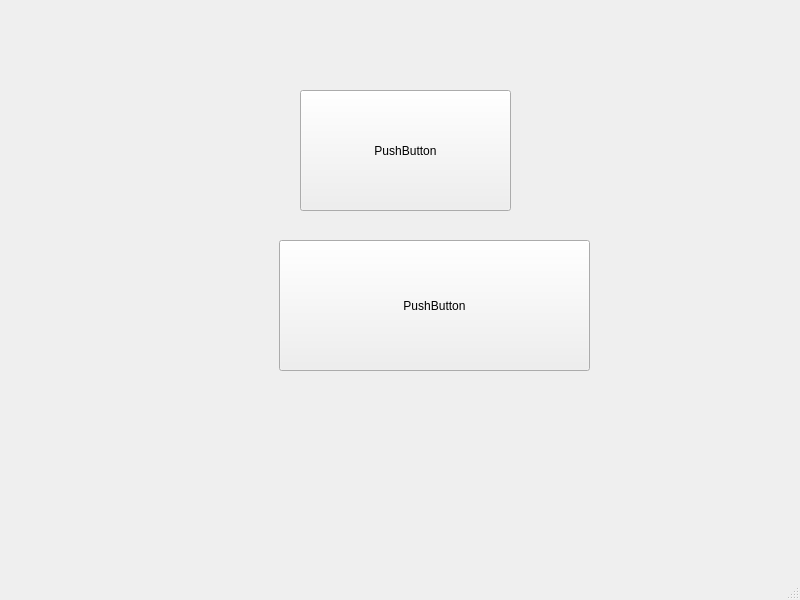
Before: the Qt Designer form Calculator/mainwindow.ui in OskarDubas-dev/Qt-Learning-and-Projects, drawn with Qt 5.
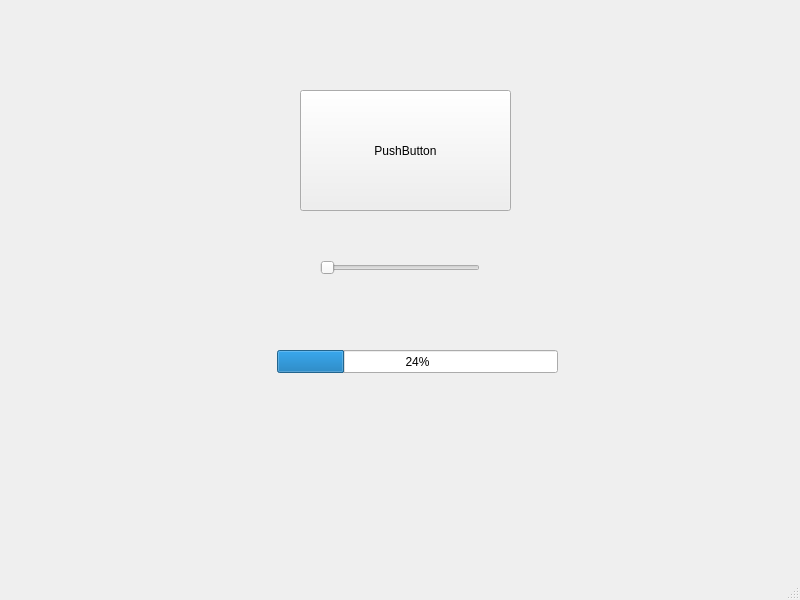
After: the same form once the commit is applied.

```diff
--- a/Calculator/mainwindow.ui
+++ b/Calculator/mainwindow.ui
@@ -14,19 +14,6 @@
    <string>MainWindow</string>
   </property>
   <widget class="QWidget" name="centralwidget">
-   <widget class="QPushButton" name="pushButton">
-    <property name="geometry">
-     <rect>
-      <x>279</x>
-      <y>240</y>
-      <width>311</width>
-      <height>131</height>
-     </rect>
-    </property>
-    <property name="text">
-     <string>PushButton</string>
-    </property>
-   </widget>
    <widget class="QPushButton" name="pushButton_2">
     <property name="geometry">
      <rect>
@@ -40,6 +27,32 @@
      <string>PushButton</string>
     </property>
    </widget>
+   <widget class="QSlider" name="horizontalSlider">
+    <property name="geometry">
+     <rect>
+      <x>320</x>
+      <y>260</y>
+      <width>160</width>
+      <height>16</height>
+     </rect>
+    </property>
+    <property name="orientation">
+     <enum>Qt::Horizontal</enum>
+    </property>
+   </widget>
+   <widget class="QProgressBar" name="progressBar">
+    <property name="geometry">
+     <rect>
+      <x>277</x>
+      <y>350</y>
+      <width>281</width>
+      <height>23</height>
+     </rect>
+    </property>
+    <property name="value">
+     <number>24</number>
+    </property>
+   </widget>
   </widget>
   <widget class="QMenuBar" name="menubar">
    <property name="geometry">
```
Left out of the diff: 19 changed lines with no effect on the pictures.
